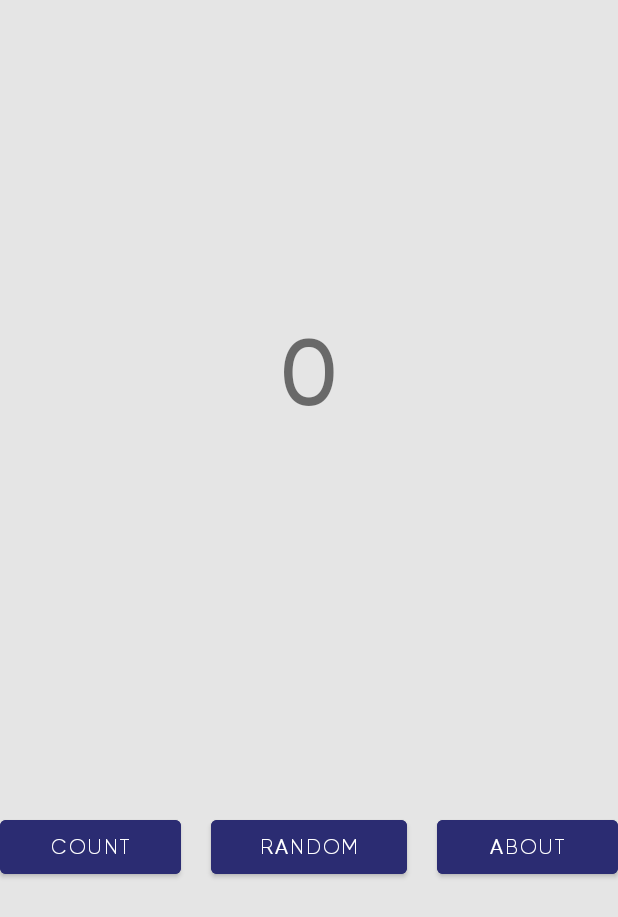
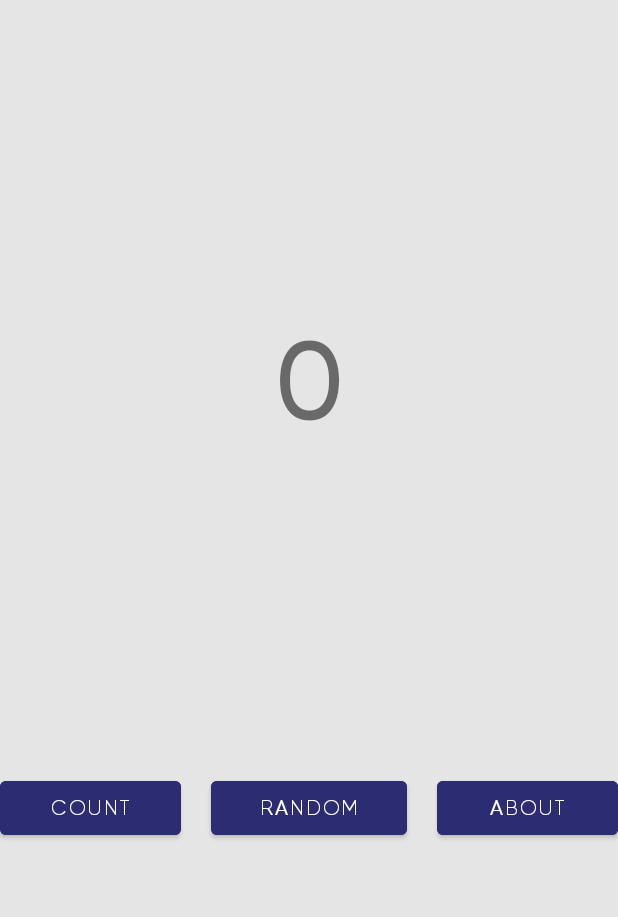
Before and after one commit to MeetDesaii/Random-Generator, an Android app: the screen it shows after launch (MainActivity), on a phone screen of 412 x 824 dp. Shown: the top 917 px of the screen. Run offline under Robolectric (Android 15) with nearby library versions, the phone set to English and light mode, and no system bars.

Commit message:
Minor changed

```diff
--- a/app/src/main/res/layout/activity_main.xml
+++ b/app/src/main/res/layout/activity_main.xml
@@ -15,7 +15,7 @@
         android:text="@string/count_number"
         android:gravity="center"
         android:fontFamily="@font/gilroy_regular"
-        android:textSize="60sp"
+        android:textSize="70sp"
         android:padding="20dp"
         android:textStyle="bold"
         app:layout_constraintEnd_toEndOf="parent"
@@ -28,21 +28,23 @@
         android:layout_width="match_parent"
         android:layout_height="wrap_content"
         android:gravity="center"
+        android:orientation="horizontal"
         android:weightSum="3"
-        android:orientation="horizontal"
         app:layout_constraintBottom_toBottomOf="parent"
         app:layout_constraintEnd_toEndOf="parent"
+        app:layout_constraintHorizontal_bias="0.0"
         app:layout_constraintStart_toStartOf="parent"
-        app:layout_constraintTop_toBottomOf="@+id/countTextView">
+        app:layout_constraintTop_toBottomOf="@+id/countTextView"
+        app:layout_constraintVertical_bias="0.431">
 
         <Button
             android:id="@+id/btnCount"
             android:layout_width="wrap_content"
             android:layout_height="wrap_content"
+            android:layout_weight="1"
             android:backgroundTint="@color/button_background"
             android:fontFamily="@font/gilroy_regular"
-            android:text="@string/count"
-            android:layout_weight="1"/>
+            android:text="@string/count" />
 
         <Button
             android:id="@+id/btnRandom"
--- a/app/src/main/res/layout/activity_second.xml
+++ b/app/src/main/res/layout/activity_second.xml
@@ -14,7 +14,7 @@
         android:fontFamily="@font/gilroy_regular"
         android:gravity="center"
         android:padding="10dp"
-        android:textColor="@color/black"
+        android:textColor="#2B2C72"
         android:textSize="20sp"
         android:textStyle="bold"
         app:layout_constraintBottom_toTopOf="@+id/textView2"
@@ -30,8 +30,8 @@
         android:layout_height="wrap_content"
         android:layout_marginBottom="284dp"
         android:text=""
-        android:textColor="@color/black"
-        android:textSize="60sp"
+        android:textColor="#2B2C72"
+        android:textSize="70sp"
         android:textStyle="bold"
         android:fontFamily="@font/gilroy_regular"
         app:layout_constraintBottom_toBottomOf="parent"
```
